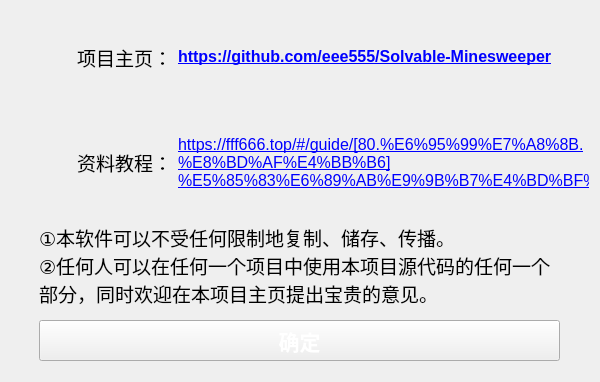
Old version of the form uiFiles/ui_about.ui in the repository ljzloser/Solvable-Minesweeper.
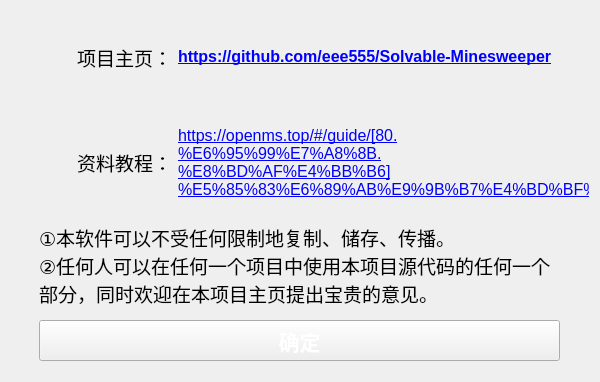
New version of the form. Icons and pictures are not drawn.

```diff
--- a/uiFiles/ui_about.ui
+++ b/uiFiles/ui_about.ui
@@ -212,7 +212,7 @@
         <enum>Qt::LeftToRight</enum>
        </property>
        <property name="text">
-        <string notr="true">&lt;html&gt;&lt;head/&gt;&lt;body&gt;&lt;p&gt;&lt;a href=&quot;https://fff666.top/#/guide/[80.%E6%95%99%E7%A8%8B.%E8%BD%AF%E4%BB%B6]%E5%85%83%E6%89%AB%E9%9B%B7%E4%BD%BF%E7%94%A8%E6%95%99%E7%A8%8B&quot;&gt;&lt;span style=&quot; text-decoration: underline; color:#0000ff;&quot;&gt;https://fff666.top/#/guide/[80.%E6%95%99%E7%A8%8B.%E8%BD%AF%E4%BB%B6]%E5%85%83%E6%89%AB%E9%9B%B7%E4%BD%BF%E7%94%A8%E6%95%99%E7%A8%8B&lt;/span&gt;&lt;/a&gt;&lt;/p&gt;&lt;/body&gt;&lt;/html&gt;</string>
+        <string notr="true">&lt;html&gt;&lt;head/&gt;&lt;body&gt;&lt;p&gt;&lt;a href=&quot;https://fff666.top/#/guide/[80.%E6%95%99%E7%A8%8B.%E8%BD%AF%E4%BB%B6]%E5%85%83%E6%89%AB%E9%9B%B7%E4%BD%BF%E7%94%A8%E6%95%99%E7%A8%8B&quot;&gt;&lt;span style=&quot; text-decoration: underline; color:#0000ff;&quot;&gt;https://openms.top/#/guide/[80.%E6%95%99%E7%A8%8B.%E8%BD%AF%E4%BB%B6]%E5%85%83%E6%89%AB%E9%9B%B7%E4%BD%BF%E7%94%A8%E6%95%99%E7%A8%8B&lt;/span&gt;&lt;/a&gt;&lt;/p&gt;&lt;/body&gt;&lt;/html&gt;</string>
        </property>
        <property name="textFormat">
         <enum>Qt::RichText</enum>
```
